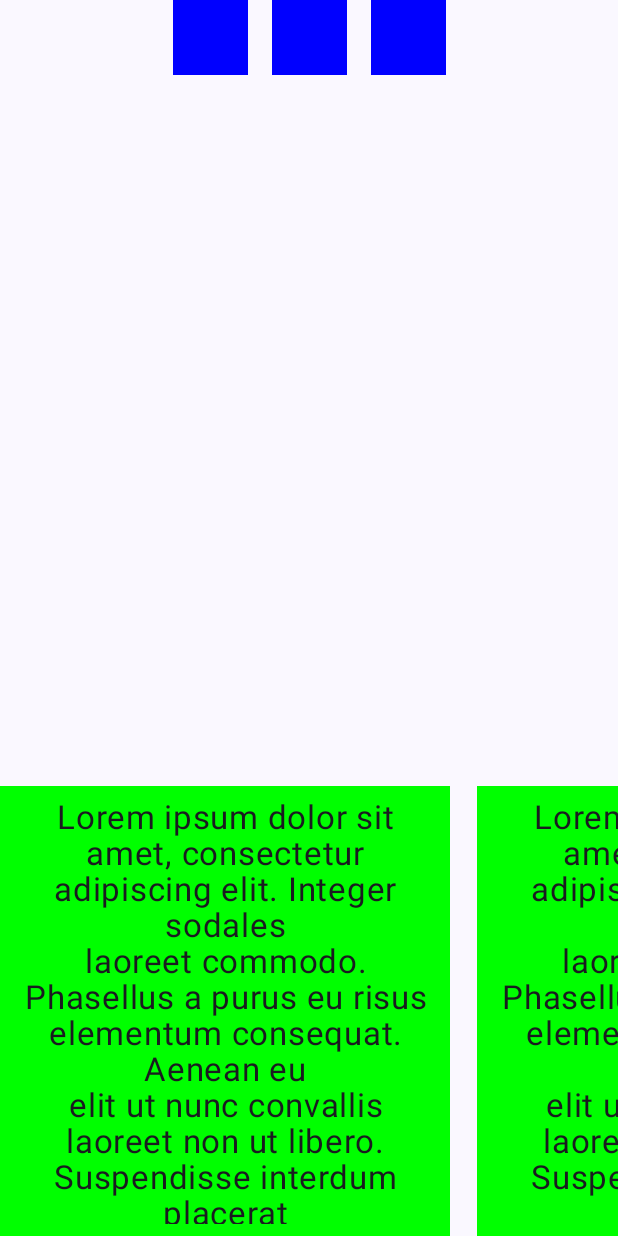
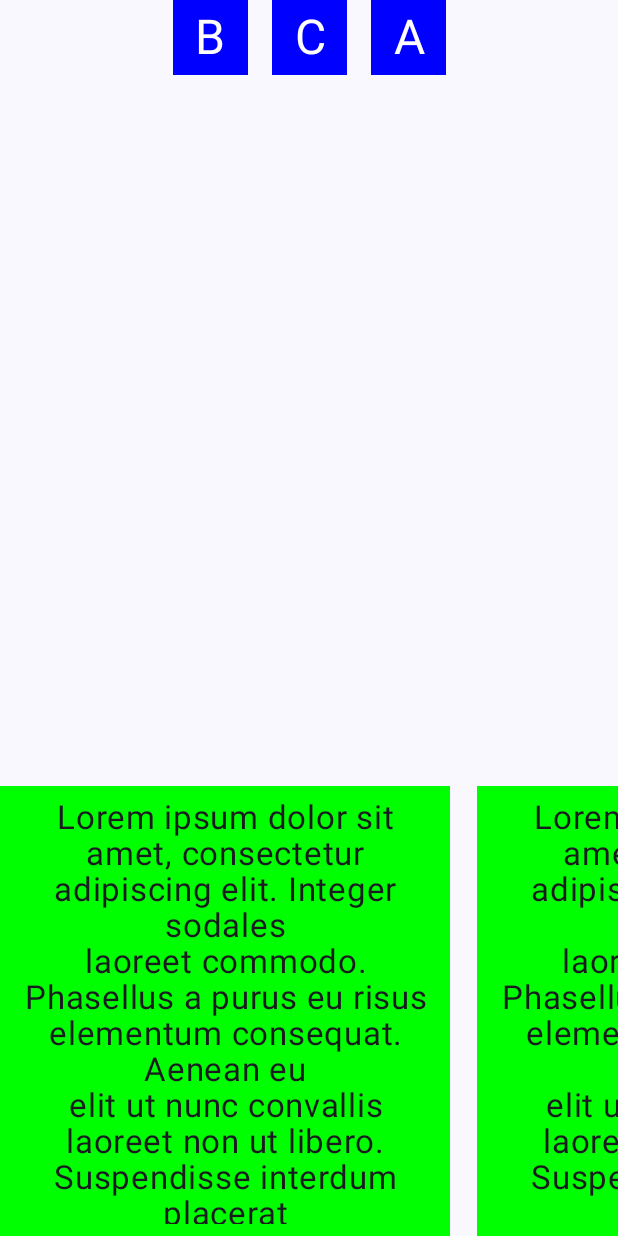
Before and after one commit to morcowsix/StickyDraggableView, an Android app built with Jetpack Compose: the screen it shows after launch (MainActivity), on a phone screen of 412 x 824 dp. Run offline under Robolectric (Android 15) with nearby library versions, the phone set to English and light mode, and no system bars.

Commit message:
worked beta version

```diff
--- a/app/src/main/java/com/example/dragableview/CardBoxState.kt
+++ b/app/src/main/java/com/example/dragableview/CardBoxState.kt
@@ -33,6 +33,10 @@ data class CardBoxState(
         stickiedDraggableView?.visibility?.value = true
         stickiedDraggableView = view
     }
+
+    fun getStickiedContent(): String {
+        return stickiedDraggableView?.content.toString()
+    }
 }
 
 fun CardBoxState.toRect(): Rect {
--- a/app/src/main/java/com/example/dragableview/DraggableViewState.kt
+++ b/app/src/main/java/com/example/dragableview/DraggableViewState.kt
@@ -8,7 +8,8 @@ import kotlin.math.roundToInt
 data class DraggableViewState(
     var startOffset: Offset,
     var currentOffset: Offset,
-    var visibility: MutableState<Boolean>
+    var visibility: MutableState<Boolean>,
+    var content: Any? = null
 ) {
     fun hide() {
         visibility.value = false
--- a/app/src/main/java/com/example/dragableview/MainActivity.kt
+++ b/app/src/main/java/com/example/dragableview/MainActivity.kt
@@ -1,8 +1,6 @@
 package com.example.dragableview
 
-import android.content.ContentValues.TAG
 import android.os.Bundle
-import android.util.Log
 import androidx.activity.ComponentActivity
 import androidx.activity.compose.setContent
 import androidx.activity.viewModels
@@ -11,7 +9,7 @@ import androidx.compose.animation.core.Animatable
 import androidx.compose.animation.core.VectorConverter
 import androidx.compose.animation.core.tween
 import androidx.compose.foundation.*
-import androidx.compose.foundation.gestures.*
+import androidx.compose.foundation.gestures.detectDragGestures
 import androidx.compose.foundation.layout.*
 import androidx.compose.material3.MaterialTheme
 import androidx.compose.material3.Surface
@@ -24,10 +22,14 @@ import androidx.compose.ui.graphics.Color
 import androidx.compose.ui.graphics.Color.Companion.Blue
 import androidx.compose.ui.graphics.Color.Companion.Green
 import androidx.compose.ui.input.pointer.pointerInput
-import androidx.compose.ui.layout.*
+import androidx.compose.ui.layout.onGloballyPositioned
+import androidx.compose.ui.layout.positionInRoot
 import androidx.compose.ui.text.style.TextAlign
 import androidx.compose.ui.tooling.preview.datasource.LoremIpsum
-import androidx.compose.ui.unit.*
+import androidx.compose.ui.unit.IntOffset
+import androidx.compose.ui.unit.IntSize
+import androidx.compose.ui.unit.dp
+import androidx.compose.ui.unit.sp
 import androidx.compose.ui.zIndex
 import com.example.dragableview.ui.theme.DragableViewTheme
 import kotlinx.coroutines.launch
@@ -56,7 +58,7 @@ class MainActivity : ComponentActivity() {
                         ) {
                             (1..3).forEach {
                                 DraggableView(
-                                    state = DraggableViewState(Offset.Zero, Offset.Zero, mutableStateOf(true)),
+                                    state = DraggableViewState(Offset.Zero, Offset.Zero, mutableStateOf(true), "ABC".random()),
                                     onDragEnd = viewModel::checkCardsForIntersectionWithView,
                                     addStateToList = viewModel::addDraggableViewState
                                 )
@@ -94,14 +96,10 @@ fun DraggableView(
     val animatedOffset by remember {
         mutableStateOf(Animatable(state.startOffset, Offset.VectorConverter))
     }
-    var animating by remember { mutableStateOf(false) }
-//    val animatedAlpha by remember { mutableStateOf(Animatable(1f)) }
 
     LaunchedEffect(Unit) {
         addStateToList(state)
     }
-
-    Log.d(TAG, "DragView: RECOMPOSE")
 
     Box {
         if (state.visibility.value) {
@@ -121,9 +119,6 @@ fun DraggableView(
                     }
                     .pointerInput(Unit) {
                         detectDragGestures(
-                            onDragStart = {
-                                state.startOffset = animatedOffset.value
-                            },
                             onDragEnd = {
                                 state.currentOffset = position
                                 val isCardArea = onDragEnd(state)
@@ -154,15 +149,34 @@ fun DraggableView(
                                 )
                             }
                         }
+
+                    },
+                contentAlignment = Alignment.Center
+
+            ) {
+                Text(
+                    text = state.content.toString(),
+                    textAlign = TextAlign.Center,
+                    color = Color.White,
+                    fontSize = 32.sp
+                )
+            }
         }
 
+        Box(
+            modifier = Modifier
+                .size(50.dp)
+                .border(width = 1.dp, color = Blue.copy(alpha = 0.6f)),
+            contentAlignment = Alignment.Center
+
+        ) {
+            Text(
+                text = state.content.toString(),
+                textAlign = TextAlign.Center,
+                color = Color.LightGray,
+                fontSize = 32.sp
             )
         }
-
-        Box(modifier = Modifier
-            .size(50.dp)
-            .border(width = 1.dp, color = Blue)
-        )
     }
 }
 
@@ -184,8 +198,6 @@ fun CardBox(
             .onGloballyPositioned { coords ->
                 state.size = coords.size
                 state.position = coords.positionInRoot()
-
-                Log.d(TAG, "GreenBox: state update: ${state.toRect()}")
             },
         contentAlignment = Alignment.BottomCenter
     ) {
@@ -200,15 +212,24 @@ fun CardBox(
         )
 
         AnimatedVisibility(visible = state.chipIsVisible()) {
-            Box(modifier = Modifier
+            Box(
+                modifier = Modifier
                     .zIndex(2f)
                     .padding(bottom = 30.dp)
                     .size(50.dp)
                     .background(Color.Red)
                     .clickable {
                         onClick(state)
-                }
+                    },
+                contentAlignment = Alignment.Center
+            ) {
+                Text(
+                    text = state.getStickiedContent(),
+                    textAlign = TextAlign.Center,
+                    color = if (state.chipIsVisible()) Color.White else Color.Transparent,
+                    fontSize = 32.sp
                 )
             }
         }
     }
+}
--- a/app/src/main/java/com/example/dragableview/MainViewModel.kt
+++ b/app/src/main/java/com/example/dragableview/MainViewModel.kt
@@ -10,12 +10,11 @@ class MainViewModel: ViewModel() {
     private val draggableViewStates = mutableSetOf<DraggableViewState>()
 
     fun checkCardsForIntersectionWithView(dragView: DraggableViewState): Boolean {
-        Log.d(TAG, "onDragEnd: DragView: $dragView \n Current offset: ${dragView.currentOffset}")
-
         greenBoxStates.forEach { greenBox ->
             val contains = greenBox.contains(dragView.currentOffset)
             if (contains) {
                 dragView.hide()
+                greenBox.releaseStickiedView()
                 greenBox.stickView(dragView)
                 return true
             }
```
Also changed, not shown: app/src/main/java/com/example/dragableview/TestState.kt (deleted, +0 -13 lines). Lines whose indentation alone changed are shown as unchanged.
